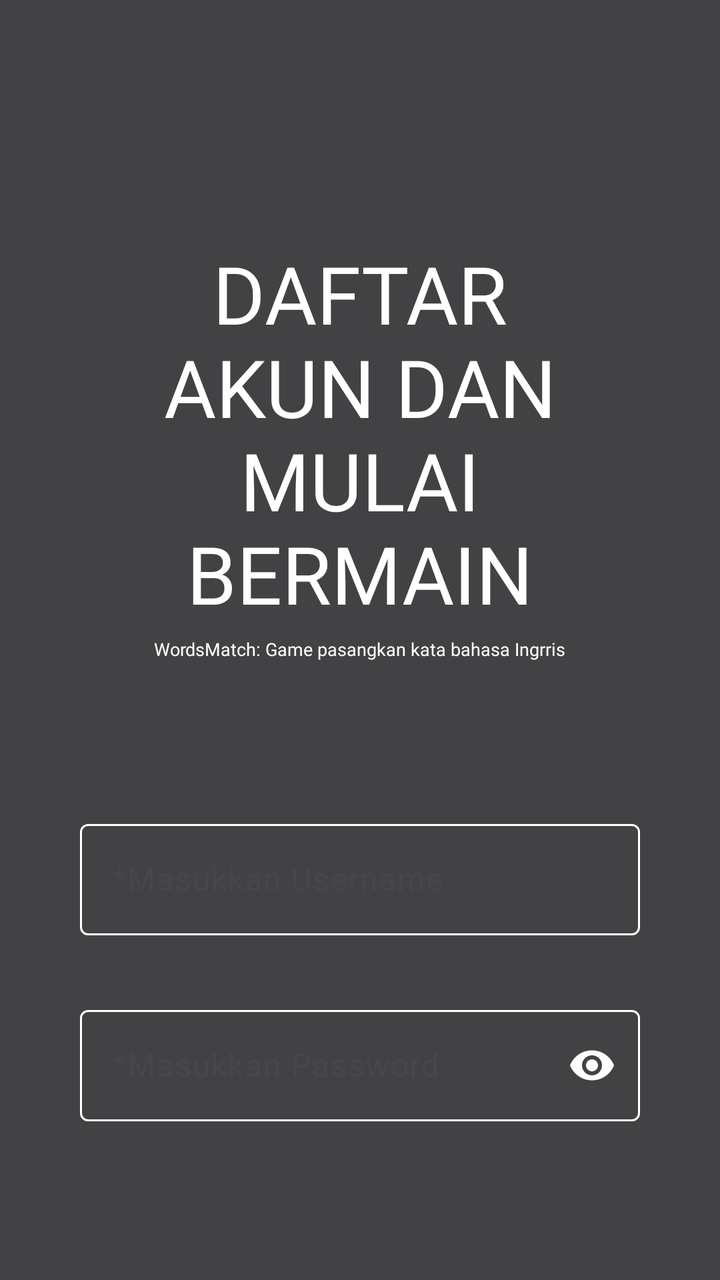
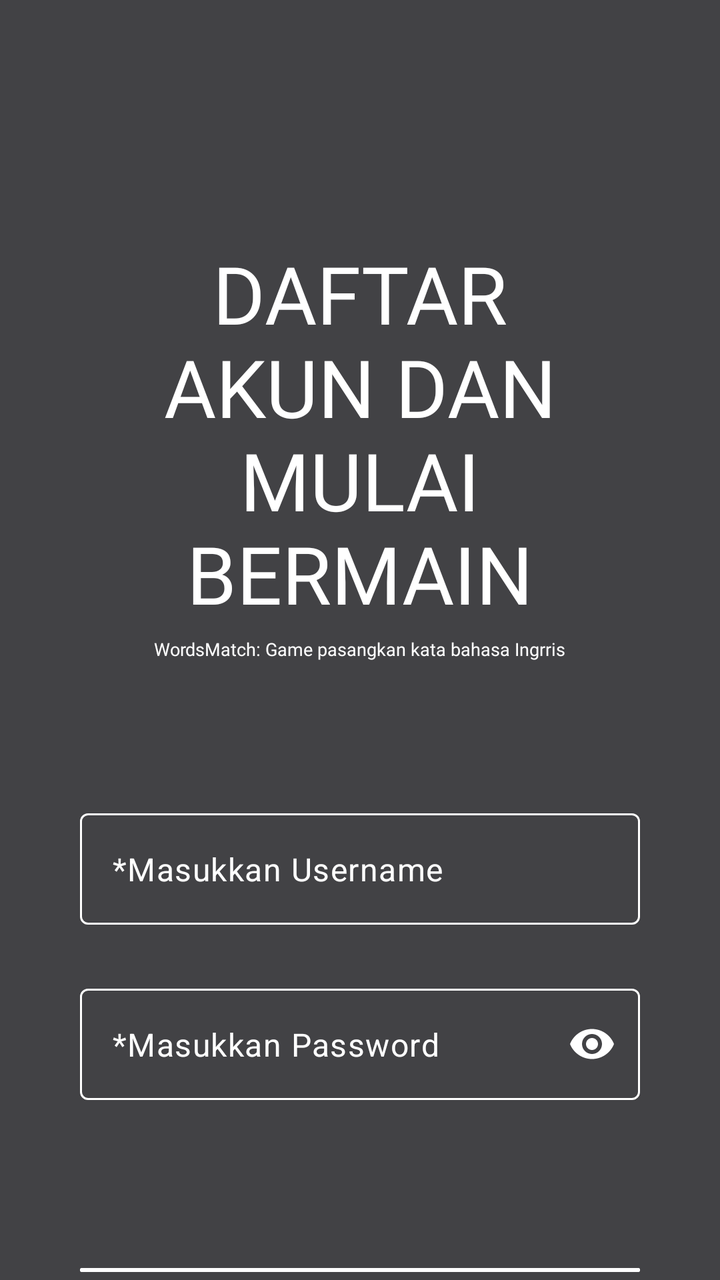

An Android layout rendered at two revisions. The XML below is the earlier revision; the diff shows what the commit changed to produce the second picture.
<!-- AndroidManifest.xml: application theme Theme.WordsMatch -->
<!-- res/layout/activity_daftar_akun.xml -->
<?xml version="1.0" encoding="utf-8"?>
<LinearLayout xmlns:android="http://schemas.android.com/apk/res/android"
    xmlns:app="http://schemas.android.com/apk/res-auto"
    xmlns:tools="http://schemas.android.com/tools"
    android:id="@+id/main"
    android:layout_width="match_parent"
    android:layout_height="match_parent"
    tools:context=".DaftarAkun"
    android:background="@color/main_color"
    android:orientation="vertical"
    >
    <LinearLayout
        android:layout_width="326dp"
        android:layout_height="wrap_content"
        android:layout_gravity="center"
        android:layout_marginTop="120dp"
        android:orientation="vertical"
        android:gravity="center"
        android:layout_marginBottom="60dp"
        >
        <TextView
            android:layout_width="230dp"
            android:layout_height="wrap_content"
            android:text="DAFTAR AKUN DAN MULAI BERMAIN"
            android:fontFamily="@font/american_captain"
            android:textColor="@color/white"
            android:textSize="40dp"
            android:textAlignment="center"
            android:layout_gravity="center"
            />
        <TextView
            android:layout_marginTop="5dp"
            android:layout_width="wrap_content"
            android:layout_height="wrap_content"
            android:text="WordsMatch: Game pasangkan kata bahasa Ingrris"
            android:textColor="@color/white"
            android:fontFamily="@font/arca_majora_3_bold"
            android:textSize="9dp"
            android:layout_gravity="center"
            />

    </LinearLayout>

    <com.google.android.material.textfield.TextInputLayout
        android:id="@+id/layoutUsername"
        android:layout_width="280dp"
        android:layout_gravity="center"
        android:layout_height="wrap_content"
        android:layout_margin="16dp"
        app:hintTextColor="@color/white"
        app:boxStrokeColor="@color/input_stroke_color"
        android:hint="*Masukkan Username">

        <com.google.android.material.textfield.TextInputEditText
            android:id="@+id/inputUsername"
            android:layout_width="match_parent"
            android:layout_height="wrap_content"
            android:inputType="textPersonName" />

    </com.google.android.material.textfield.TextInputLayout>

    <com.google.android.material.textfield.TextInputLayout
        android:id="@+id/layoutPassword"
        android:layout_width="280dp"
        android:layout_gravity="center"
        android:layout_height="wrap_content"
        android:layout_margin="16dp"
        app:hintTextColor="@color/white"
        app:passwordToggleEnabled="true"
        app:passwordToggleTint="@color/white"
        app:boxStrokeColor="@color/input_stroke_color"
        android:hint="*Masukkan Password">

        <com.google.android.material.textfield.TextInputEditText
            android:id="@+id/inputPassword"
            android:layout_width="match_parent"
            android:layout_height="wrap_content"
            android:inputType="textPassword" />

    </com.google.android.material.textfield.TextInputLayout>

    <LinearLayout
        android:layout_width="280dp"
        android:layout_marginTop="40dp"
        android:layout_gravity="center"
        android:layout_height="wrap_content"
        android:orientation="vertical"
        >

        <Button
            android:id="@+id/btnDaftar"
            android:layout_width="280dp"
            android:layout_height="wrap_content"
            android:layout_gravity="center"
            android:layout_marginTop="24dp"
            android:backgroundTint="@color/white"
            android:fontFamily="@font/american_captain"
            android:text="Daftar"
            android:textColor="@color/main_color"
            android:textSize="25dp"
            app:cornerRadius="5dp" />

        <TextView
            android:id="@+id/tvKeLogin"
            android:layout_width="wrap_content"
            android:layout_height="wrap_content"
            android:layout_gravity="center"
            android:layout_marginTop="16dp"
            android:padding="8dp"
            android:text="Sudah punya akun? Login"
            android:textColor="@color/white"
            />


    </LinearLayout>

</LinearLayout>
<!-- resources referenced by this layout -->
<resources>
  <color name="main_color">#424245</color>
  <color name="white">#FFFFFFFF</color>
  <style name="Theme.WordsMatch" parent="Base.Theme.WordsMatch" />
  <style name="Base.Theme.WordsMatch" parent="Theme.Material3.DayNight.NoActionBar">
          
          
      </style>
</resources>

<!-- the commit's change to res/layout/activity_daftar_akun.xml (unified diff, before → after) -->
@@ -44,17 +44,19 @@
     <com.google.android.material.textfield.TextInputLayout
         android:id="@+id/layoutUsername"
         android:layout_width="280dp"
+        android:layout_height="wrap_content"
         android:layout_gravity="center"
-        android:layout_height="wrap_content"
         android:layout_margin="16dp"
-        app:hintTextColor="@color/white"
         app:boxStrokeColor="@color/input_stroke_color"
-        android:hint="*Masukkan Username">
+        app:hintEnabled="false">
 
         <com.google.android.material.textfield.TextInputEditText
             android:id="@+id/inputUsername"
             android:layout_width="match_parent"
             android:layout_height="wrap_content"
+            android:hint="*Masukkan Username"
+            android:textColorHint="@color/white"
+            android:textColor="@color/white"
             android:inputType="textPersonName" />
 
     </com.google.android.material.textfield.TextInputLayout>
@@ -62,19 +64,21 @@
     <com.google.android.material.textfield.TextInputLayout
         android:id="@+id/layoutPassword"
         android:layout_width="280dp"
+        android:layout_height="wrap_content"
         android:layout_gravity="center"
-        android:layout_height="wrap_content"
         android:layout_margin="16dp"
-        app:hintTextColor="@color/white"
+        app:boxStrokeColor="@color/input_stroke_color"
+        app:hintEnabled="false"
         app:passwordToggleEnabled="true"
-        app:passwordToggleTint="@color/white"
-        app:boxStrokeColor="@color/input_stroke_color"
-        android:hint="*Masukkan Password">
+        app:passwordToggleTint="@color/white">
 
         <com.google.android.material.textfield.TextInputEditText
             android:id="@+id/inputPassword"
             android:layout_width="match_parent"
             android:layout_height="wrap_content"
+            android:hint="*Masukkan Password"
+            android:textColorHint="@color/white"
+            android:textColor="@color/white"
             android:inputType="textPassword" />
 
     </com.google.android.material.textfield.TextInputLayout>
